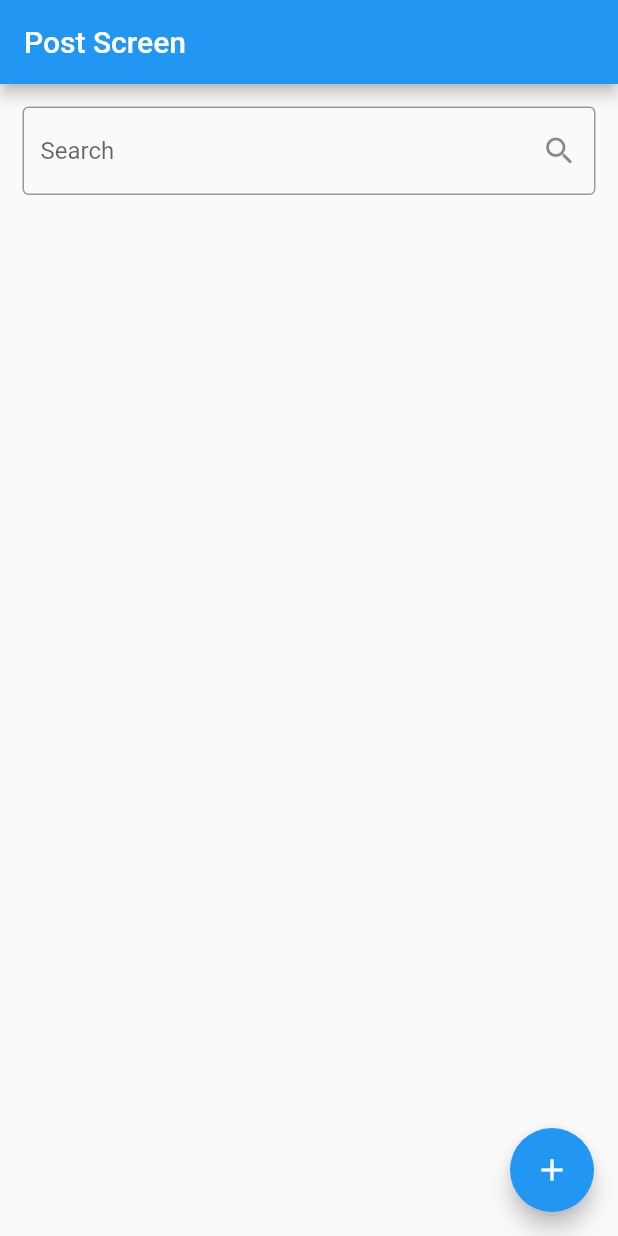
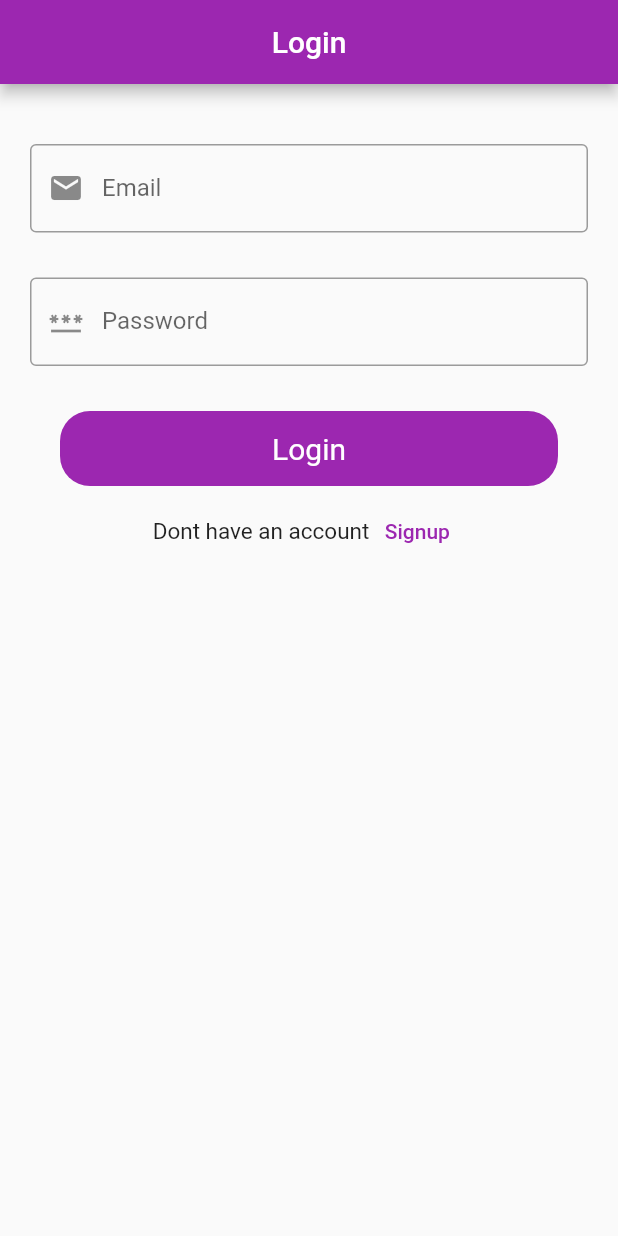
Before and after one commit to Hassanainrazaa/CRUDRealTimeFirebase, a Flutter app: the screen it shows after launch, on a phone screen of 412 x 824 dp. Run offline on Flutter 3.47's test engine with Material 2 defaults, Android fonts, the light colour scheme and no system bars; drawn by our look-alikes of firebase_database; our stand-ins replace firebase_auth, firebase_core, fluttertoast; accounts and stored records are empty.

Commit message:
Update commit

```diff
--- /dev/null
+++ b/lib/UI/auth/Login_screen.dart
@@ -0,0 +1,120 @@
+import 'package:firebasetasks/UI/auth/Signup_screen.dart';
+import 'package:flutter/material.dart';
+
+import '../../Widgets/RoundButton.dart';
+
+class LoginScreen extends StatefulWidget {
+  const LoginScreen({Key? key}) : super(key: key);
+
+  @override
+  State<LoginScreen> createState() => _LoginScreenState();
+}
+
+class _LoginScreenState extends State<LoginScreen> {
+  TextEditingController emailController = TextEditingController();
+  TextEditingController passwordController = TextEditingController();
+  final _formfield = GlobalKey<FormState>();
+
+  @override
+  void dispose() {
+    // TODO: implement dispose
+    super.dispose();
+    emailController.dispose();
+    passwordController.dispose();
+  }
+
+  @override
+  Widget build(BuildContext context) {
+    return Scaffold(
+      appBar: AppBar(
+        automaticallyImplyLeading: false,
+        centerTitle: true,
+        title: const Text("Login"),
+      ),
+      body: SingleChildScrollView(
+        child: Padding(
+          padding: const EdgeInsets.only(left: 20, right: 20),
+          child: Column(
+            mainAxisAlignment: MainAxisAlignment.center,
+            crossAxisAlignment: CrossAxisAlignment.center,
+            children: [
+              const SizedBox(
+                height: 40,
+              ),
+              Form(
+                key: _formfield,
+                child: Column(
+                  children: [
+                    TextFormField(
+                      controller: emailController,
+                      decoration: const InputDecoration(
+                          prefixIcon: Icon(Icons.email),
+                          labelText: "Email",
+                          hintText: "Email",
+                          border: OutlineInputBorder()),
+                      validator: (value) {
+                        if (value!.isEmpty) {
+                          return "Enter Email";
+                        }
+                        return null;
+                      },
+                    ),
+                    const SizedBox(
+                      height: 30,
+                    ),
+                    TextFormField(
+                      controller: passwordController,
+                      obscureText: true,
+                      decoration: const InputDecoration(
+                          prefixIcon: Icon(Icons.password),
+                          labelText: "Password",
+                          hintText: "Password",
+                          border: OutlineInputBorder()),
+                      validator: (value1) {
+                        if (value1!.isEmpty) {
+                          return "Enter Password";
+                        }
+                        return null;
+                      },
+                    ),
+                  ],
+                ),
+              ),
+              const SizedBox(
+                height: 30,
+              ),
+              RoundedButton(
+                title: "Login",
+                onTap: () {
+                  print("tabed");
+                  if (_formfield.currentState!.validate()) {}
+                },
+              ),
+              Row(
+                mainAxisAlignment: MainAxisAlignment.center,
+                children: [
+                  const SizedBox(
+                    height: 60,
+                  ),
+                  const Text(
+                    "Dont have an account",
+                    style: TextStyle(fontSize: 15),
+                  ),
+                  TextButton(
+                      onPressed: () {
+                        Navigator.push(
+                          context,
+                          MaterialPageRoute(
+                              builder: (context) => const SignupScreen()),
+                        );
+                      },
+                      child: const Text("Signup"))
+                ],
+              )
+            ],
+          ),
+        ),
+      ),
+    );
+  }
+}
--- /dev/null
+++ b/lib/Widgets/RoundButton.dart
@@ -0,0 +1,31 @@
+import "package:flutter/material.dart";
+
+class RoundedButton extends StatelessWidget {
+  String? title;
+  VoidCallback? onTap;
+  RoundedButton({Key? key, required this.onTap, required this.title})
+      : super(key: key);
+
+  @override
+  Widget build(BuildContext context) {
+    return Padding(
+      padding: const EdgeInsets.symmetric(horizontal: 20),
+      child: InkWell(
+        onTap: onTap,
+        child: Container(
+          height: 50,
+          decoration: BoxDecoration(
+            color: Colors.purple,
+            borderRadius: BorderRadius.circular(20),
+          ),
+          child: Center(
+            child: Text(
+              title!,
+              style: const TextStyle(color: Colors.white, fontSize: 20),
+            ),
+          ),
+        ),
+      ),
+    );
+  }
+}
--- a/lib/main.dart
+++ b/lib/main.dart
@@ -1,6 +1,6 @@
 import 'package:firebase_core/firebase_core.dart';
+import 'package:firebasetasks/UI/SplashScreen.dart';
 import 'package:flutter/material.dart';
-import 'PostScreen.dart';
 
 void main() async {
   WidgetsFlutterBinding.ensureInitialized();
@@ -16,6 +16,9 @@ class MyApp extends StatelessWidget {
   // This widget is the root of your application.
   @override
   Widget build(BuildContext context) {
-    return const MaterialApp(title: 'Flutter Demo', home: PostScreen());
+    return MaterialApp(
+        theme: ThemeData(primarySwatch: Colors.purple),
+        title: 'Flutter Demo',
+        home: const SplashScreen());
   }
 }
--- a/pubspec.yaml
+++ b/pubspec.yaml
@@ -39,6 +39,7 @@ dependencies:
   cloud_firestore: ^3.4.8
   firebase_database: ^9.1.4
   fluttertoast: ^8.0.9
+  firebase_auth: ^3.9.0
 
 dev_dependencies:
   flutter_test:
```
Also changed, not shown: lib/FirebaseServices/SplashScreen.dart (added, +14 -0 lines), lib/UI/SplashScreen.dart (added, +31 -0 lines), lib/UI/auth/Signup_screen.dart (added, +126 -0 lines), pubspec.lock, 1 other file.
